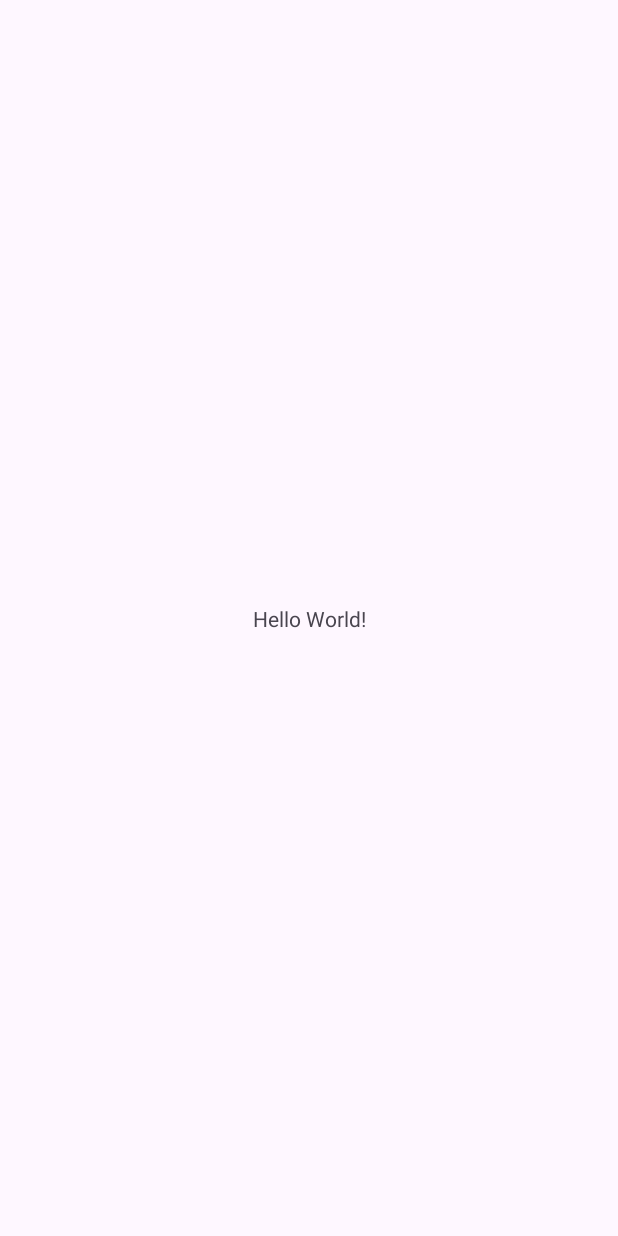
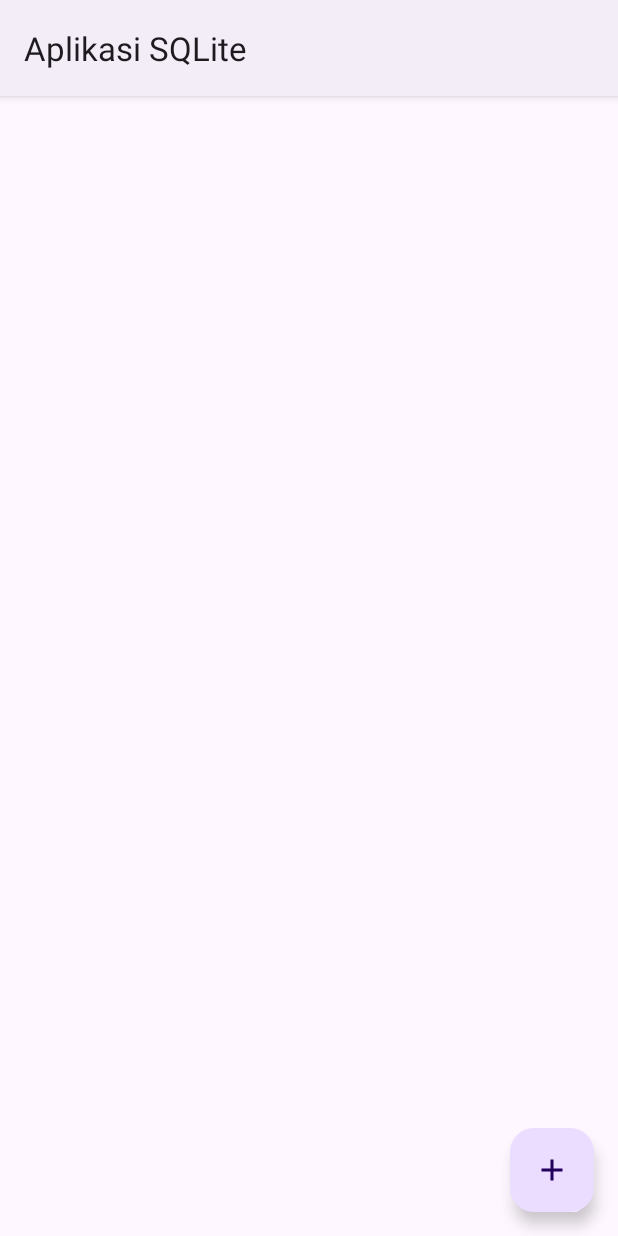
Before and after one commit to afebrii/VSGA-2024, an Android app: the screen it shows after launch (MainActivity), on a phone screen of 412 x 824 dp. Before the commit the screen is almost empty. Run offline under Robolectric (Android 15) with nearby library versions, the phone set to English and light mode, and no system bars.

Commit message:
Aplikasi SQLite DONE

```diff
--- a/app/src/main/AndroidManifest.xml
+++ b/app/src/main/AndroidManifest.xml
@@ -13,6 +13,11 @@
         android:theme="@style/Theme.VSGA2024"
         tools:targetApi="31">
         <activity
+            android:name=".TambahActivity"
+            android:exported="false"
+            android:label="@string/tambah_kontak"
+            android:parentActivityName=".MainActivity"/>
+        <activity
             android:name=".MainActivity"
             android:exported="true">
             <intent-filter>
--- /dev/null
+++ b/app/src/main/java/com/afebrii/vsga2024/DBHelper.java
@@ -0,0 +1,57 @@
+package com.afebrii.vsga2024;
+
+import android.content.ContentValues;
+import android.content.Context;
+import android.database.Cursor;
+import android.database.sqlite.SQLiteDatabase;
+import android.database.sqlite.SQLiteOpenHelper;
+
+import androidx.annotation.Nullable;
+
+import java.util.ArrayList;
+
+public class DBHelper extends SQLiteOpenHelper {
+
+    private static final String CREATE_TABLE =
+            "CREATE TABLE kontak (" +
+            "id INTEGER NOT NULL PRIMARY KEY AUTOINCREMENT," +
+            "nama TEXT," +
+            "alamat TEXT" +
+                    ")";
+
+
+    public DBHelper(@Nullable Context context) {
+        super(context, "data.db", null, 1);
+    }
+
+    @Override
+    public void onCreate(SQLiteDatabase db) {
+        db.execSQL(CREATE_TABLE);
+    }
+
+    @Override
+    public void onUpgrade(SQLiteDatabase db, int oldVersion, int newVersion) {}
+
+    public long tambahKontak(String nama, String alamat) {
+        ContentValues values = new ContentValues();
+        values.put("nama", nama);
+        values.put("alamat", alamat);
+
+        SQLiteDatabase db = getWritableDatabase();
+        return db.insert("kontak", null, values);
+    }
+
+    public ArrayList<Kontak> getData() {
+        ArrayList<Kontak> result = new ArrayList<>();
+
+        String query = "SELECT * FROM kontak";
+        SQLiteDatabase db = getWritableDatabase();
+        Cursor cursor = db.rawQuery(query, null);
+        while (cursor.moveToNext()) {
+            String nama = cursor.getString(1);
+            String alamat = cursor.getString(2);
+            result.add(new Kontak(nama, alamat));
+        }
+        return result;
+    }
+}
--- a/app/src/main/java/com/afebrii/vsga2024/MainActivity.java
+++ b/app/src/main/java/com/afebrii/vsga2024/MainActivity.java
@@ -1,6 +1,9 @@
 package com.afebrii.vsga2024;
 
+import android.content.Intent;
 import android.os.Bundle;
+import android.view.View;
+import android.widget.ListView;
 
 import androidx.activity.EdgeToEdge;
 import androidx.appcompat.app.AppCompatActivity;
@@ -8,7 +11,14 @@ import androidx.core.graphics.Insets;
 import androidx.core.view.ViewCompat;
 import androidx.core.view.WindowInsetsCompat;
 
+import com.google.android.material.floatingactionbutton.FloatingActionButton;
+
 public class MainActivity extends AppCompatActivity {
+
+    private FloatingActionButton fab;
+    private ListView listView;
+    private MainAdapter adapter;
+    private DBHelper dbHelper;
 
     @Override
     protected void onCreate(Bundle savedInstanceState) {
@@ -20,5 +30,24 @@ public class MainActivity extends AppCompatActivity {
             v.setPadding(systemBars.left, systemBars.top, systemBars.right, systemBars.bottom);
             return insets;
         });
+
+        fab = findViewById(R.id.floatingActionButton);
+        fab.setOnClickListener(view -> {
+            Intent i = new Intent(MainActivity.this, TambahActivity.class);
+            startActivity(i);
+        });
+
+        dbHelper = new DBHelper(this);
+
+        listView = findViewById(R.id.listView);
+        adapter = new MainAdapter(this);
+        listView.setAdapter(adapter);
+    }
+
+    @Override
+    protected void onResume() {
+        super.onResume();
+        adapter.clear();
+        adapter.addAll(dbHelper.getData());
     }
 }
--- /dev/null
+++ b/app/src/main/java/com/afebrii/vsga2024/MainAdapter.java
@@ -0,0 +1,40 @@
+package com.afebrii.vsga2024;
+
+import android.content.Context;
+import android.view.LayoutInflater;
+import android.view.View;
+import android.view.ViewGroup;
+import android.widget.ArrayAdapter;
+import android.widget.TextView;
+
+import androidx.annotation.NonNull;
+import androidx.annotation.Nullable;
+
+import java.util.ArrayList;
+
+public class MainAdapter extends ArrayAdapter<Kontak> {
+
+    public MainAdapter(@NonNull Context context) {
+        super(context, 0, new ArrayList<>());
+    }
+
+    @NonNull
+    @Override
+    public View getView(int position, @Nullable View convertView, @Nullable ViewGroup parent) {
+        View itemView = convertView;
+        if (itemView == null) {
+            itemView = LayoutInflater.from(getContext()).inflate(
+                    android.R.layout.simple_list_item_2, parent, false);
+        }
+
+        Kontak kontak = getItem(position);
+
+        TextView textView1 = itemView.findViewById(android.R.id.text1);
+        textView1.setText(kontak.getNama());
+
+        TextView textView2 = itemView.findViewById(android.R.id.text2);
+        textView2.setText(kontak.getAlamat());
+
+        return itemView;
+    }
+}
--- /dev/null
+++ b/app/src/main/res/drawable/baseline_add_24.xml
@@ -0,0 +1,12 @@
+<vector xmlns:android="http://schemas.android.com/apk/res/android"
+    android:width="24dp"
+    android:height="24dp"
+    android:tint="#FFFFFF"
+    android:viewportWidth="24"
+    android:viewportHeight="24">
+
+    <path
+        android:fillColor="@android:color/white"
+        android:pathData="M19,13h-6v6h-2v-6H5v-2h6V5h2v6h6v2z" />
+
+</vector>
--- a/app/src/main/res/layout/activity_main.xml
+++ b/app/src/main/res/layout/activity_main.xml
@@ -7,13 +7,27 @@
     android:layout_height="match_parent"
     tools:context=".MainActivity">
 
-    <TextView
+    <ListView
+        android:id="@+id/listView"
         android:layout_width="wrap_content"
-        android:layout_height="wrap_content"
-        android:text="Hello World!"
+        android:layout_height="691dp"
+        android:layout_marginTop="56dp"
         app:layout_constraintBottom_toBottomOf="parent"
         app:layout_constraintEnd_toEndOf="parent"
         app:layout_constraintStart_toStartOf="parent"
         app:layout_constraintTop_toTopOf="parent" />
 
+    <com.google.android.material.floatingactionbutton.FloatingActionButton
+        android:id="@+id/floatingActionButton"
+        android:layout_width="wrap_content"
+        android:layout_height="wrap_content"
+        android:layout_marginEnd="16dp"
+        android:layout_marginBottom="16dp"
+        android:clickable="true"
+        android:contentDescription="@string/tambah_kontak"
+        android:focusable="true"
+        app:layout_constraintBottom_toBottomOf="parent"
+        app:layout_constraintEnd_toEndOf="parent"
+        app:srcCompat="@drawable/baseline_add_24" />
+
 </androidx.constraintlayout.widget.ConstraintLayout>
--- a/app/src/main/res/values-night/themes.xml
+++ b/app/src/main/res/values-night/themes.xml
@@ -1,6 +1,6 @@
 <resources xmlns:tools="http://schemas.android.com/tools">
     <!-- Base application theme. -->
-    <style name="Base.Theme.VSGA2024" parent="Theme.Material3.DayNight.NoActionBar">
+    <style name="Base.Theme.VSGA2024" parent="Theme.Material3.DayNight">
         <!-- Customize your dark theme here. -->
         <!-- <item name="colorPrimary">@color/my_dark_primary</item> -->
     </style>
--- a/app/src/main/res/values/themes.xml
+++ b/app/src/main/res/values/themes.xml
@@ -1,6 +1,6 @@
 <resources xmlns:tools="http://schemas.android.com/tools">
     <!-- Base application theme. -->
-    <style name="Base.Theme.VSGA2024" parent="Theme.Material3.DayNight.NoActionBar">
+    <style name="Base.Theme.VSGA2024" parent="Theme.Material3.DayNight">
         <!-- Customize your light theme here. -->
         <!-- <item name="colorPrimary">@color/my_light_primary</item> -->
     </style>
```
Also changed, not shown: app/src/main/java/com/afebrii/vsga2024/Kontak.java (added, +20 -0 lines), app/src/main/java/com/afebrii/vsga2024/TambahActivity.java (added, +57 -0 lines), app/src/main/res/layout/activity_tambah.xml (added, +56 -0 lines), app/src/main/res/values/strings.xml (+6 -1 lines).
